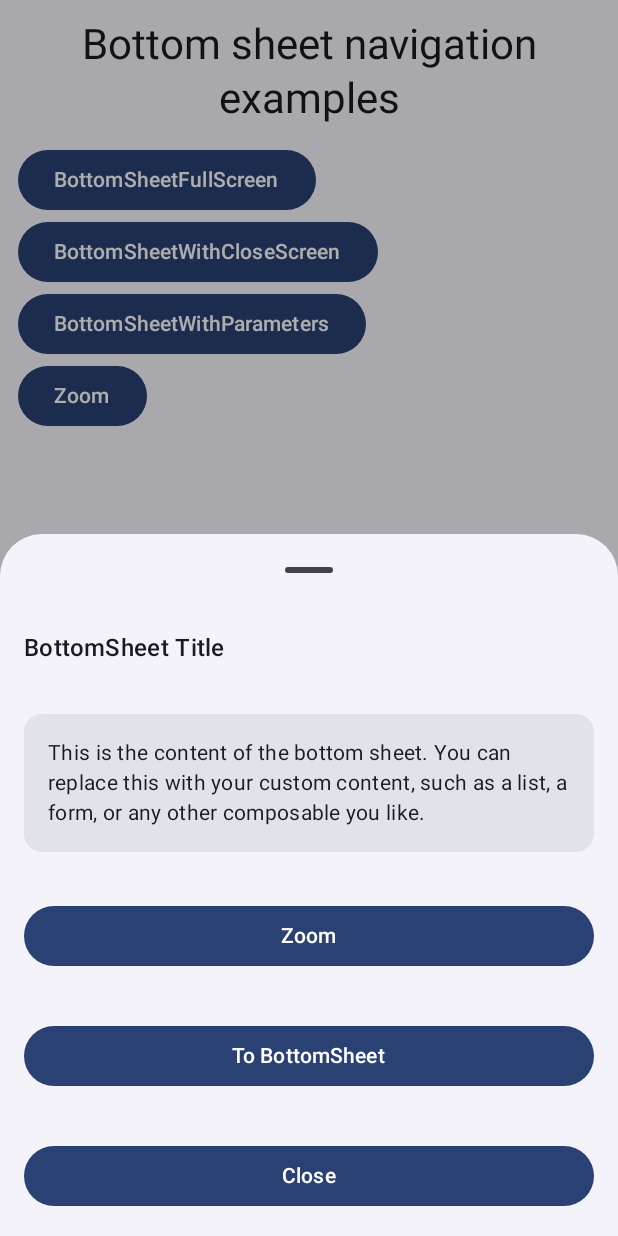
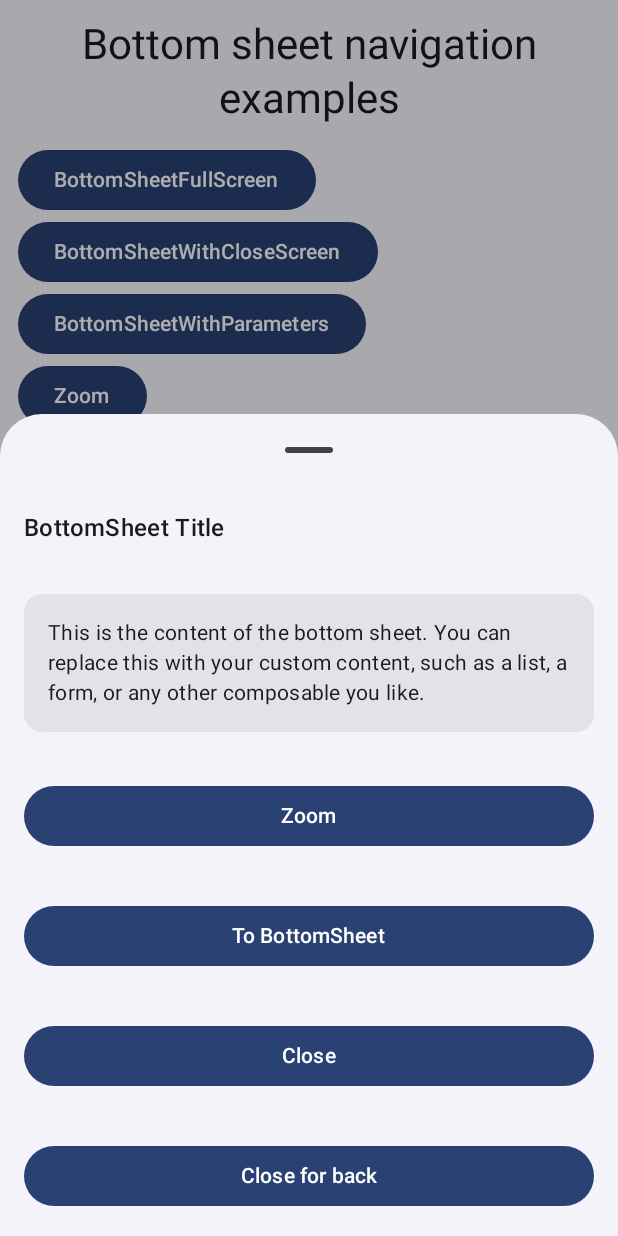
Before and after one commit to stefanoq21/BottomSheetNavigator3, an Android app built with Jetpack Compose: the BottomSheetWithCloseScreen screen opened through its navigation route, on a phone screen of 412 x 824 dp. Run offline under Robolectric (Android 15) with nearby library versions, the phone set to English and light mode, and no system bars.

Commit message:
refined example with the close from onBackPressed

```diff
--- a/app/src/main/java/com/stefanoq21/bottomsheetnavigator3/MainActivity.kt
+++ b/app/src/main/java/com/stefanoq21/bottomsheetnavigator3/MainActivity.kt
@@ -1,6 +1,7 @@
 package com.stefanoq21.bottomsheetnavigator3
 
 import android.os.Bundle
+import android.util.Log
 import androidx.activity.ComponentActivity
 import androidx.activity.compose.setContent
 import androidx.activity.enableEdgeToEdge
@@ -18,6 +19,7 @@ import androidx.compose.ui.text.style.TextAlign
 import androidx.compose.ui.unit.dp
 import androidx.navigation.compose.NavHost
 import androidx.navigation.compose.composable
+import androidx.navigation.compose.currentBackStackEntryAsState
 import androidx.navigation.compose.rememberNavController
 import androidx.navigation.toRoute
 import com.stefanoq21.bottomsheetnavigator3.presentation.navigation.Screen
@@ -39,7 +41,10 @@ class MainActivity : ComponentActivity() {
                 val bottomSheetNavigator =
                     rememberBottomSheetNavigator(skipPartiallyExpanded = true)
                 val navController = rememberNavController(bottomSheetNavigator)
-
+               val routes = navController.currentBackStackEntryAsState()
+                navController.addOnDestinationChangedListener { controller, _, _ ->
+                    Log.d("BackStackLog", "BackStack: ${routes.value}")
+                }
                 Scaffold(modifier = Modifier.fillMaxSize()) { innerPadding ->
 
                     ModalBottomSheetLayout(
@@ -116,7 +121,10 @@ class MainActivity : ComponentActivity() {
                                         )
                                     },
                                     onClickClose = {
-                                        navController.popBackStack()
+                                        navController.navigateUp()
+                                    },
+                                    onClickBack = {
+                                        onBackPressedDispatcher.onBackPressed()
                                     },
                                     onClickGoToBottomSheet = {
                                         navController.navigate(Screen.BottomSheetWithParameters("testId-123"))
--- a/app/src/main/java/com/stefanoq21/bottomsheetnavigator3/presentation/screen/bottomSheetWithClose/BSWithCloseLayout.kt
+++ b/app/src/main/java/com/stefanoq21/bottomsheetnavigator3/presentation/screen/bottomSheetWithClose/BSWithCloseLayout.kt
@@ -12,7 +12,11 @@ import androidx.compose.ui.Modifier
 import androidx.compose.ui.unit.dp
 
 @Composable
-fun BSWithCloseLayout(onClickClose: () -> Unit, onClickGoToZoom: () -> Unit,  onClickGoToBottomSheet: () -> Unit) {
+fun BSWithCloseLayout(
+    onClickClose: () -> Unit,
+    onClickBack: () -> Unit,
+    onClickGoToZoom: () -> Unit,
+    onClickGoToBottomSheet: () -> Unit) {
     Column(modifier = Modifier) {
         Text(
             text = "BottomSheet Title",
@@ -63,5 +67,14 @@ fun BSWithCloseLayout(onClickClose: () -> Unit, onClickGoToZoom: () -> Unit,  on
         ) {
             Text(text = "Close")
         }
+
+        Button(
+            onClick = onClickBack,
+            modifier = Modifier
+                .fillMaxWidth()
+                .padding(16.dp)
+        ) {
+            Text(text = "Close for back")
+        }
     }
 }
```
